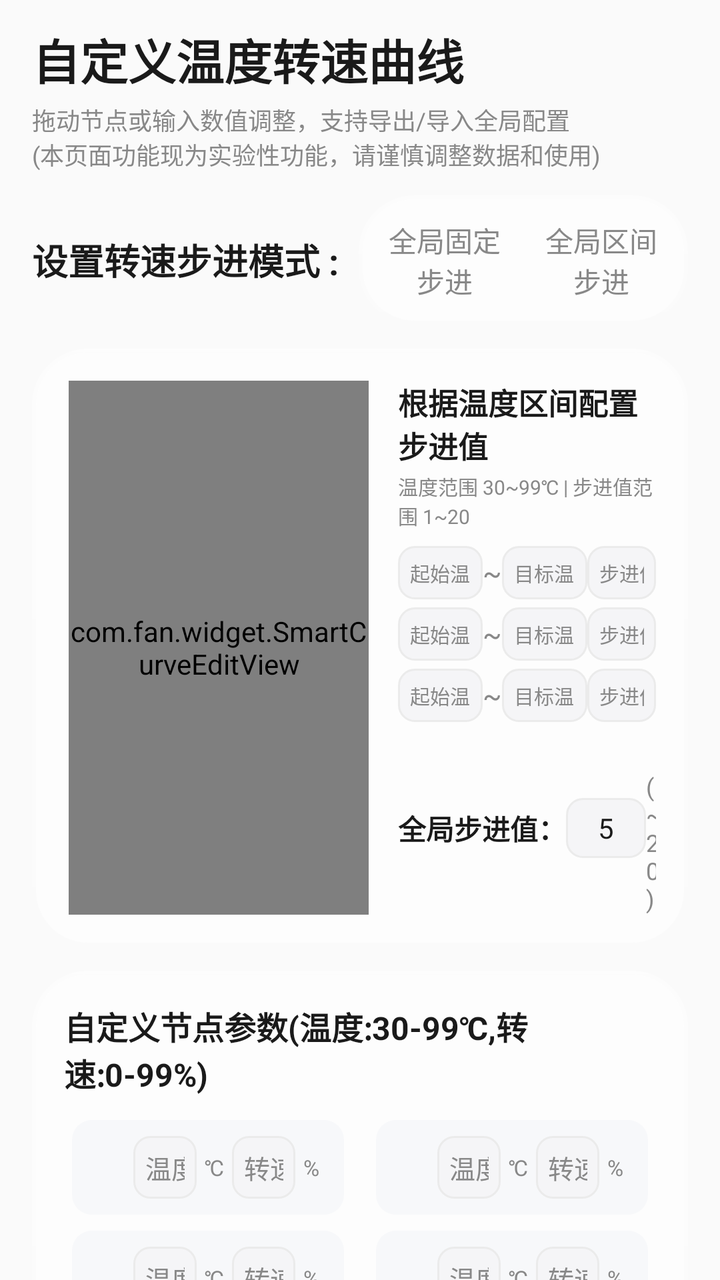
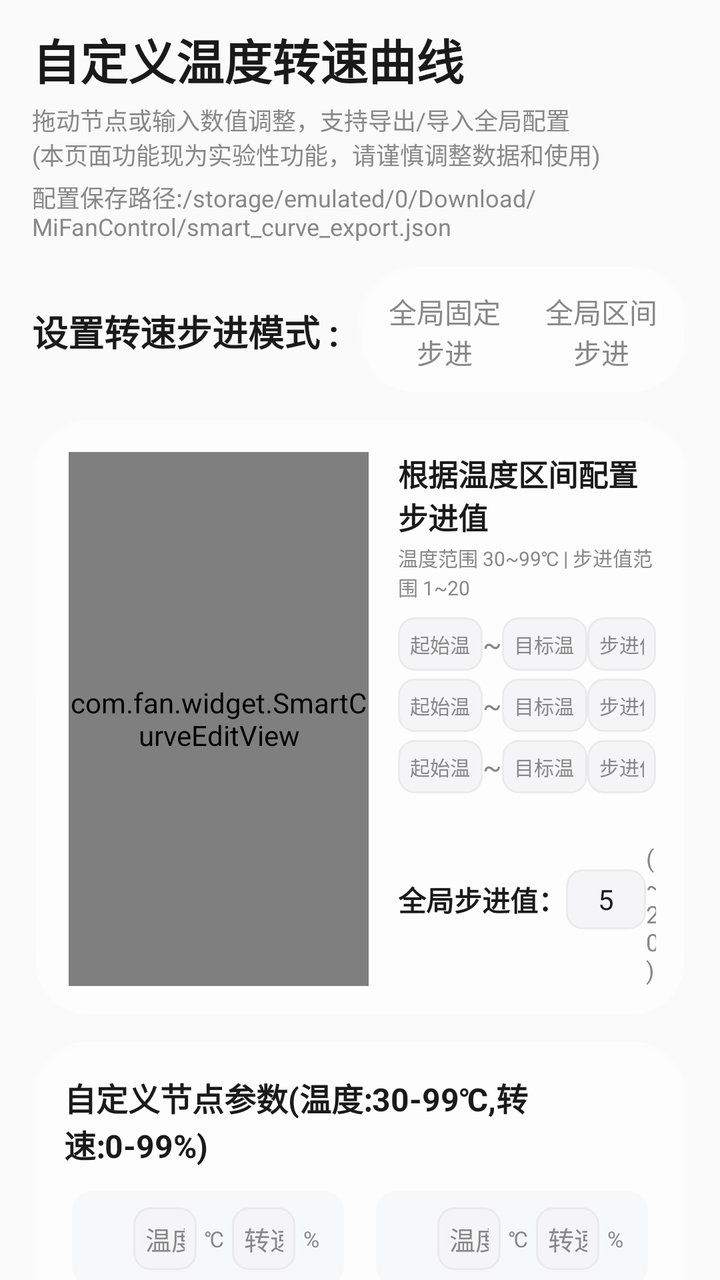

Two renders of the same Android screen: before a commit and after it. Below are the layout's source before the change and the commit's diff.
<!-- AndroidManifest.xml: activity theme Theme.AppCompat.Light.NoActionBar -->
<!-- res/layout/activity_smart_curve_edit.xml -->
<?xml version="1.0" encoding="utf-8"?>
<LinearLayout xmlns:android="http://schemas.android.com/apk/res/android"
    android:layout_width="match_parent"
    android:layout_height="match_parent"
    android:orientation="vertical"
    android:fitsSystemWindows="true">

    
    <LinearLayout
        android:layout_width="match_parent"
        android:layout_height="wrap_content"
        android:orientation="vertical"
        android:paddingHorizontal="16dp"
        android:paddingTop="12dp">
        <TextView
            android:layout_width="match_parent"
            android:layout_height="wrap_content"
            android:text="自定义温度转速曲线"
            android:textSize="24sp"
            android:textStyle="bold"
            android:textColor="@color/text_primary" />
        <TextView
            android:layout_width="match_parent"
            android:layout_height="wrap_content"
            android:layout_marginTop="4dp"
            android:text="拖动节点或输入数值调整，支持导出/导入全局配置\n(本页面功能现为实验性功能，请谨慎调整数据和使用)"
            android:textColor="@color/text_secondary"
            android:textSize="12sp" />
    </LinearLayout>

    
    <LinearLayout
        android:layout_width="match_parent"
        android:layout_height="wrap_content"
        android:orientation="horizontal"
        android:gravity="center_vertical"
        android:paddingHorizontal="16dp"
        android:layout_marginTop="12dp"
        android:tag="blue_card"
        android:layout_marginBottom="4dp">

        <TextView
            android:layout_width="wrap_content"
            android:layout_height="wrap_content"
            android:text="设置转速步进模式 :"
            android:textSize="18sp"
            android:textStyle="bold"
            android:textColor="@color/text_primary"
            android:layout_marginEnd="10dp" />

        <RadioGroup
            android:id="@+id/rg_step_mode"
            android:layout_width="0dp"
            android:layout_weight="1"
            android:layout_height="wrap_content"
            android:orientation="horizontal"
            android:background="@drawable/card_background"
            android:padding="4dp">

            <androidx.appcompat.widget.AppCompatRadioButton
                android:id="@+id/rb_fixed_step"
                android:layout_width="0dp"
                android:layout_weight="1"
                android:layout_height="wrap_content"
                android:text="全局固定步进"
                android:textSize="14sp"
                android:textColor="@color/text_secondary"
                android:button="@null"
                android:background="@drawable/mode_selector"
                android:padding="8dp"
                android:gravity="center" />

            <androidx.appcompat.widget.AppCompatRadioButton
                android:id="@+id/rb_interval_step"
                android:layout_width="0dp"
                android:layout_weight="1"
                android:layout_height="wrap_content"
                android:text="全局区间步进"
                android:textSize="14sp"
                android:textColor="@color/text_secondary"
                android:button="@null"
                android:background="@drawable/mode_selector"
                android:padding="8dp"
                android:gravity="center" />
        </RadioGroup>
    </LinearLayout>

    <ScrollView
        android:layout_width="match_parent"
        android:layout_height="0dp"
        android:layout_weight="1"
        android:scrollbars="none">

        <LinearLayout
            android:layout_width="match_parent"
            android:layout_height="wrap_content"
            android:orientation="vertical"
            android:paddingBottom="40dp">

            
            <LinearLayout
                android:layout_width="match_parent"
                android:layout_height="wrap_content"
                android:orientation="horizontal"
                android:background="@drawable/card_background"
                android:padding="16dp"
                android:layout_marginHorizontal="16dp"
                android:layout_marginTop="8dp"
                android:tag="blue_card">

                
                <LinearLayout
                    android:layout_width="155dp"
                    android:layout_height="match_parent"
                    android:gravity="center">
                    <com.fan.widget.SmartCurveEditView
                        android:id="@+id/curve_edit_view"
                        android:layout_width="150dp"
                        android:layout_height="match_parent" />
                </LinearLayout>

                
                <LinearLayout
                    android:layout_width="0dp"
                    android:layout_height="wrap_content"
                    android:layout_weight="1"
                    android:orientation="vertical"
                    android:layout_marginStart="12dp">

                    <TextView
                        android:layout_width="match_parent"
                        android:layout_height="wrap_content"
                        android:text="根据温度区间配置步进值"
                        android:textSize="15sp"
                        android:textStyle="bold"
                        android:textColor="@color/text_primary"
                        android:layout_marginBottom="2dp" />

                    <TextView
                        android:layout_width="match_parent"
                        android:layout_height="wrap_content"
                        android:text="温度范围 30~99℃ | 步进值范围 1~20"
                        android:textSize="10sp"
                        android:textColor="@color/text_secondary"
                        android:layout_marginBottom="8dp" />

                    
                    <LinearLayout
                        android:layout_width="match_parent"
                        android:layout_height="wrap_content"
                        android:orientation="horizontal"
                        android:gravity="center_vertical"
                        android:layout_marginBottom="4dp">
                        <EditText android:id="@+id/et_interval1_low" android:layout_width="0dp" android:layout_weight="1" android:layout_height="wrap_content" android:background="@drawable/bg_input_box" android:inputType="number" android:maxLength="2" android:hint="起始温" android:textSize="10sp" android:textColor="@color/text_primary" android:textColorHint="@color/text_secondary" android:padding="6dp" />
                        <TextView android:layout_width="wrap_content" android:layout_height="wrap_content" android:text="~" android:textColor="@color/text_secondary" />
                        <EditText android:id="@+id/et_interval1_high" android:layout_width="0dp" android:layout_weight="1" android:layout_height="wrap_content" android:background="@drawable/bg_input_box" android:inputType="number" android:maxLength="2" android:hint="目标温" android:textSize="10sp" android:textColor="@color/text_primary" android:textColorHint="@color/text_secondary" android:padding="6dp" />
                        <EditText android:id="@+id/et_interval1_step" android:layout_width="0dp" android:layout_weight="0.8" android:layout_height="wrap_content" android:background="@drawable/bg_input_box" android:inputType="number" android:maxLength="2" android:hint="步进值" android:textSize="10sp" android:textColor="@color/text_primary" android:textColorHint="@color/text_secondary" android:padding="6dp" />
                    </LinearLayout>

                    
                    <LinearLayout
                        android:layout_width="match_parent"
                        android:layout_height="wrap_content"
                        android:orientation="horizontal"
                        android:gravity="center_vertical"
                        android:layout_marginBottom="4dp">
                        <EditText android:id="@+id/et_interval2_low" android:layout_width="0dp" android:layout_weight="1" android:layout_height="wrap_content" android:background="@drawable/bg_input_box" android:inputType="number" android:maxLength="2" android:hint="起始温" android:textSize="10sp" android:textColor="@color/text_primary" android:textColorHint="@color/text_secondary" android:padding="6dp" />
                        <TextView android:layout_width="wrap_content" android:layout_height="wrap_content" android:text="~" android:textColor="@color/text_secondary" />
                        <EditText android:id="@+id/et_interval2_high" android:layout_width="0dp" android:layout_weight="1" android:layout_height="wrap_content" android:background="@drawable/bg_input_box" android:inputType="number" android:maxLength="2" android:hint="目标温" android:textSize="10sp" android:textColor="@color/text_primary" android:textColorHint="@color/text_secondary" android:padding="6dp" />
                        <EditText android:id="@+id/et_interval2_step" android:layout_width="0dp" android:layout_weight="0.8" android:layout_height="wrap_content" android:background="@drawable/bg_input_box" android:inputType="number" android:maxLength="2" android:hint="步进值" android:textSize="10sp" android:textColor="@color/text_primary" android:textColorHint="@color/text_secondary" android:padding="6dp" />
                    </LinearLayout>

                    
                    <LinearLayout
                        android:layout_width="match_parent"
                        android:layout_height="wrap_content"
                        android:orientation="horizontal"
                        android:gravity="center_vertical">
                        <EditText android:id="@+id/et_interval3_low" android:layout_width="0dp" android:layout_weight="1" android:layout_height="wrap_content" android:background="@drawable/bg_input_box" android:inputType="number" android:maxLength="2" android:hint="起始温" android:textSize="10sp" android:textColor="@color/text_primary" android:textColorHint="@color/text_secondary" android:padding="6dp" />
                        <TextView android:layout_width="wrap_content" android:layout_height="wrap_content" android:text="~" android:textColor="@color/text_secondary" />
                        <EditText android:id="@+id/et_interval3_high" android:layout_width="0dp" android:layout_weight="1" android:layout_height="wrap_content" android:background="@drawable/bg_input_box" android:inputType="number" android:maxLength="2" android:hint="目标温" android:textSize="10sp" android:textColor="@color/text_primary" android:textColorHint="@color/text_secondary" android:padding="6dp" />
                        <EditText android:id="@+id/et_interval3_step" android:layout_width="0dp" android:layout_weight="0.8" android:layout_height="wrap_content" android:background="@drawable/bg_input_box" android:inputType="number" android:maxLength="2" android:hint="步进值" android:textSize="10sp" android:textColor="@color/text_primary" android:textColorHint="@color/text_secondary" android:padding="6dp" />
                    </LinearLayout>

                    
                    <LinearLayout
                        android:layout_width="match_parent"
                        android:layout_height="wrap_content"
                        android:orientation="horizontal"
                        android:gravity="center_vertical"
                        android:layout_marginTop="10dp">
                        <TextView
                            android:layout_width="wrap_content"
                            android:layout_height="wrap_content"
                            android:text="全局步进值："
                            android:textStyle="bold"
                            android:textColor="@color/text_primary"
                            android:textSize="14sp"/>

                        <EditText
                            android:id="@+id/et_fixed_step"
                            android:layout_width="40dp"
                            android:layout_height="30dp"
                            android:background="@drawable/bg_input_box"
                            android:inputType="number"
                            android:maxLength="2"
                            android:text="5"
                            android:textSize="14sp"
                            android:gravity="center"
                            android:textColor="@color/text_primary" />

                        <TextView
                            android:layout_width="wrap_content"
                            android:layout_height="wrap_content"
                            android:text=" (1~20)"
                            android:textSize="12sp"
                            android:textColor="@color/text_secondary" />
                    </LinearLayout>
                </LinearLayout>
            </LinearLayout>

            
            <LinearLayout
                android:layout_width="match_parent"
                android:layout_height="wrap_content"
                android:orientation="vertical"
                android:background="@drawable/card_background"
                android:tag="blue_card"
                android:padding="16dp"
                android:layout_marginHorizontal="16dp"
                android:layout_marginTop="12dp">

                <TextView
                    android:layout_width="match_parent"
                    android:layout_height="wrap_content"
                    android:text="自定义节点参数(温度:30-99℃,转速:0-99%)"
                    android:textSize="16sp"
                    android:textStyle="bold"
                    android:textColor="@color/text_primary"
                    android:layout_marginBottom="12dp" />

                
                <LinearLayout android:layout_width="match_parent" android:layout_height="wrap_content" android:orientation="horizontal" android:layout_marginBottom="8dp">
                    <include layout="@layout/item_curve_point" android:id="@+id/point_1" android:layout_width="0dp" android:layout_weight="1" />
                    <View android:layout_width="8dp" android:layout_height="1dp" />
                    <include layout="@layout/item_curve_point" android:id="@+id/point_2" android:layout_width="0dp" android:layout_weight="1" />
                </LinearLayout>

                
                <LinearLayout android:layout_width="match_parent" android:layout_height="wrap_content" android:orientation="horizontal" android:layout_marginBottom="8dp">
                    <include layout="@layout/item_curve_point" android:id="@+id/point_3" android:layout_width="0dp" android:layout_weight="1" />
                    <View android:layout_width="8dp" android:layout_height="1dp" />
                    <include layout="@layout/item_curve_point" android:id="@+id/point_4" android:layout_width="0dp" android:layout_weight="1" />
                </LinearLayout>

                
                <LinearLayout android:layout_width="match_parent" android:layout_height="wrap_content" android:orientation="horizontal" android:layout_marginBottom="8dp">
                    <include layout="@layout/item_curve_point" android:id="@+id/point_5" android:layout_width="0dp" android:layout_weight="1" />
                    <View android:layout_width="8dp" android:layout_height="1dp" />
                    <include layout="@layout/item_curve_point" android:id="@+id/point_6" android:layout_width="0dp" android:layout_weight="1" />
                </LinearLayout>

                
                <LinearLayout android:layout_width="match_parent" android:layout_height="wrap_content" android:orientation="horizontal">
                    <include layout="@layout/item_curve_point" android:id="@+id/point_7" android:layout_width="0dp" android:layout_weight="1" />
                    <View android:layout_width="8dp" android:layout_height="1dp" />
                    <include layout="@layout/item_curve_point" android:id="@+id/point_8" android:layout_width="0dp" android:layout_weight="1" />
                </LinearLayout>
            </LinearLayout>

            
            <LinearLayout android:layout_width="match_parent" android:layout_height="wrap_content" android:orientation="horizontal" android:paddingHorizontal="16dp" android:layout_marginTop="16dp">
                <Button android:id="@+id/btn_reset_curve" android:layout_width="0dp" android:layout_height="44dp" android:layout_marginEnd="8dp" android:layout_weight="1" android:background="@drawable/bg_input_box" android:text="恢复默认" android:textColor="@color/text_primary"
                    android:stateListAnimator="@null" android:elevation="0dp" />
                <Button android:id="@+id/btn_save_curve" android:layout_width="0dp" android:layout_height="44dp" android:layout_weight="1" android:text="保存配置" android:background="@drawable/bg_input_box" android:textColor="@color/text_primary" android:layout_marginStart="8dp"
                    android:stateListAnimator="@null" android:elevation="0dp" />
            </LinearLayout>

            
            <LinearLayout android:layout_width="match_parent" android:layout_height="wrap_content" android:orientation="horizontal" android:paddingHorizontal="16dp" android:layout_marginTop="8dp">
                <Button android:id="@+id/btn_export_config" android:layout_width="0dp" android:layout_height="44dp" android:layout_marginEnd="8dp" android:layout_weight="1" android:background="@drawable/bg_input_box" android:text="导出配置" android:textColor="@color/text_primary"
                    android:stateListAnimator="@null" android:elevation="0dp" />
                <Button android:id="@+id/btn_import_config" android:layout_width="0dp" android:layout_height="44dp" android:layout_weight="1" android:background="@drawable/bg_input_box" android:text="导入配置" android:textColor="@color/text_primary" android:layout_marginStart="8dp"
                    android:stateListAnimator="@null" android:elevation="0dp" />
            </LinearLayout>
        </LinearLayout>
    </ScrollView>
</LinearLayout>
<!-- res/layout/item_curve_point.xml (included above) -->
<?xml version="1.0" encoding="utf-8"?>
<LinearLayout xmlns:android="http://schemas.android.com/apk/res/android"
    android:layout_width="0dp"
    android:layout_height="wrap_content"
    android:layout_weight="1"
    android:layout_marginHorizontal="4dp"
    android:orientation="horizontal"
    android:gravity="center_vertical"
    android:padding="8dp"
    android:background="@drawable/bg_node_item">

    
    <TextView
        android:id="@+id/tv_point_title"
        android:layout_width="0dp"
        android:layout_weight="1"
        android:layout_height="wrap_content"
        android:textSize="11sp"
        android:textColor="@color/text_secondary"
        android:gravity="center" />

    
    <EditText
        android:id="@+id/et_temp"
        android:layout_width="0dp"
        android:layout_weight="1.4"
        android:layout_height="wrap_content"
        android:background="@drawable/bg_input_box"
        android:padding="6dp"
        android:gravity="center"
        android:inputType="number"
        android:maxLength="2"
        android:textSize="13sp"
        android:textColor="@color/text_primary"
        android:hint="温度"
        android:textColorHint="@color/text_secondary" />

    <TextView
        android:layout_width="wrap_content"
        android:layout_height="wrap_content"
        android:text="℃"
        android:textSize="11sp"
        android:textColor="@color/text_secondary"
        android:paddingHorizontal="4dp" />

    
    <EditText
        android:id="@+id/et_pwm"
        android:layout_width="0dp"
        android:layout_weight="1.4"
        android:layout_height="wrap_content"
        android:background="@drawable/bg_input_box"
        android:padding="6dp"
        android:gravity="center"
        android:inputType="number"
        android:maxLength="2"
        android:textSize="13sp"
        android:textColor="@color/text_primary"
        android:hint="转速"
        android:textColorHint="@color/text_secondary" />

    <TextView
        android:layout_width="wrap_content"
        android:layout_height="wrap_content"
        android:text="%"
        android:textSize="11sp"
        android:textColor="@color/text_secondary"
        android:paddingHorizontal="4dp" />
</LinearLayout>
<!-- resources referenced by this layout -->
<resources>
  <color name="text_primary">#1A1A1A</color>
  <color name="text_secondary">#888888</color>
  <!-- drawable bg_input_box (drawable) -->
  <shape xmlns:android="http://schemas.android.com/apk/res/android">
      <solid android:color="#F5F5F7" />
      <stroke android:width="1dp" android:color="#EBEBEB" />
      <corners android:radius="8dp" />
  </shape>
  <!-- drawable bg_node_item (drawable) -->
  <shape xmlns:android="http://schemas.android.com/apk/res/android">
      <solid android:color="#F7F8FA" />
      <corners android:radius="10dp" />
  </shape>
  <!-- drawable card_background (drawable) -->
  <?xml version="1.0" encoding="utf-8"?>
  <layer-list xmlns:android="http://schemas.android.com/apk/res/android">
  
      
      <item>
          <shape android:shape="rectangle">
              <corners android:radius="28dp"/>
              
              <gradient
                  android:angle="270"
                  android:startColor="#80FFFFFF"
                  android:endColor="#20FFFFFF"
                  android:type="linear"/>
          </shape>
      </item>
  
      
      
      <item
          android:bottom="2dp"
          android:left="2dp"
          android:right="2dp"
          android:top="2dp">
          <shape android:shape="rectangle">
              <corners android:radius="26dp"/>
              
              <solid android:color="@color/card_bg_blur"/>
          </shape>
      </item>
  
  </layer-list>
  <!-- drawable mode_selector (drawable) -->
  <selector xmlns:android="http://schemas.android.com/apk/res/android">
      <item android:state_checked="true">
          <shape>
              <solid android:color="#FFFFFF" />
              <corners android:radius="28dp" />
          </shape>
      </item>
      <item>
          <shape>
              <solid android:color="@android:color/transparent" />
              <corners android:radius="28dp" />
          </shape>
      </item>
  </selector>
  <color name="card_bg_blur">#99FFFFFF</color>
</resources>

<!-- the commit's change to res/layout/activity_smart_curve_edit.xml (unified diff, before → after) -->
@@ -24,6 +24,13 @@
             android:layout_height="wrap_content"
             android:layout_marginTop="4dp"
             android:text="拖动节点或输入数值调整，支持导出/导入全局配置\n(本页面功能现为实验性功能，请谨慎调整数据和使用)"
+            android:textColor="@color/text_secondary"
+            android:textSize="12sp" />
+        <TextView
+            android:layout_width="match_parent"
+            android:layout_height="wrap_content"
+            android:layout_marginTop="4dp"
+            android:text="配置保存路径:/storage/emulated/0/Download/MiFanControl/smart_curve_export.json"
             android:textColor="@color/text_secondary"
             android:textSize="12sp" />
     </LinearLayout>
